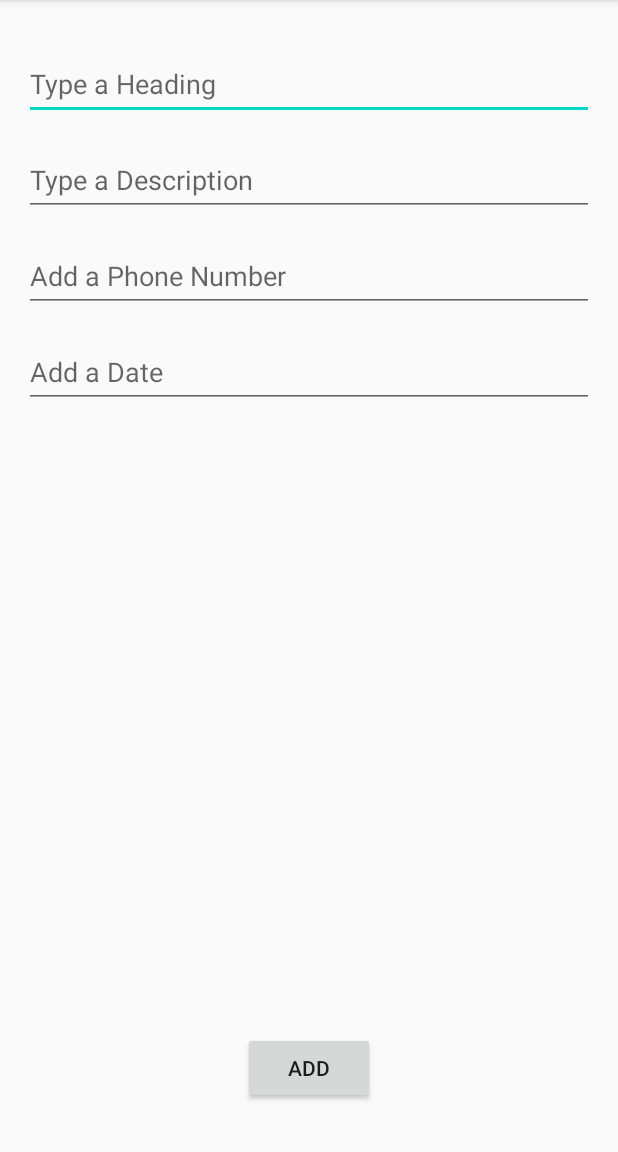
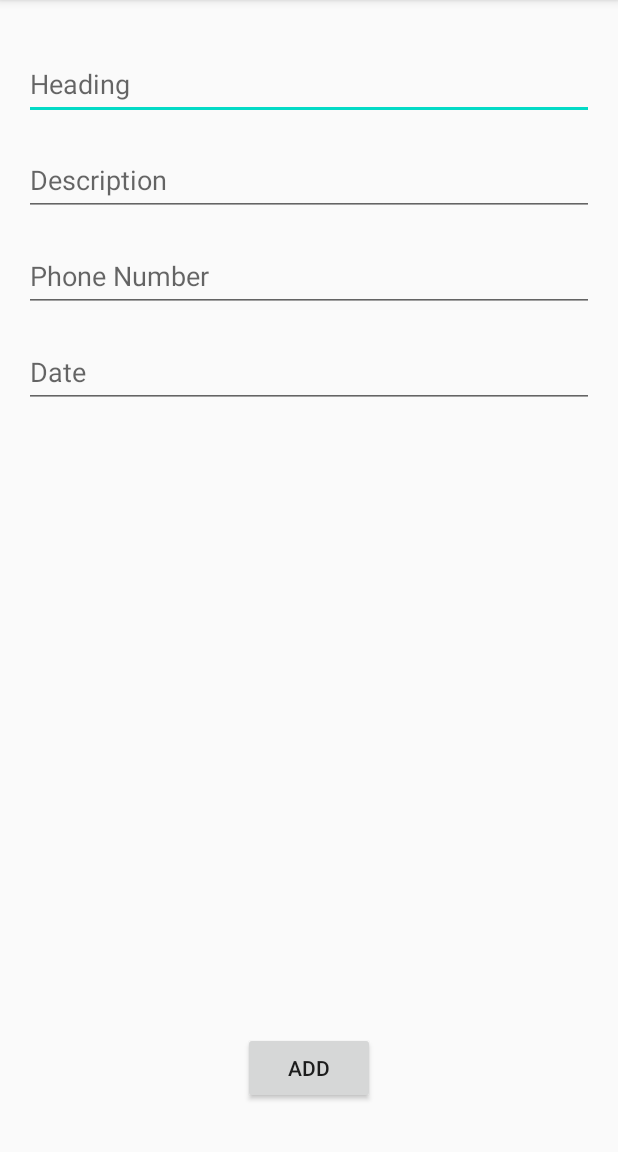
Before and after one commit to peter-hinch/ictprg532-assessment-task2-client, an Android app: the AddActivity screen opened directly, with no data from a screen before it, on a phone screen of 412 x 824 dp, the part 84-1236 px from its top. Run offline under Robolectric (Android 15) with nearby library versions, the phone set to English and light mode, and no system bars.

Commit message:
Remove un-necessary strings.

```diff
--- a/app/src/main/res/values/strings.xml
+++ b/app/src/main/res/values/strings.xml
@@ -67,7 +67,8 @@
         <item>@string/list_button_26</item>
     </string-array>
     <!-- Search Dialog -->
-    <string name="searchDialog_textView_search">Search query</string>
+    <string name="searchDialog_textView_search">Search by Name</string>
+    <string name="searchDialog_editTextHint_search">Name</string>
     <string name="searchDialog_button_search">Search</string>
     <!-- Item View -->
     <string name="itemView_textView_heading">Lorem Ipsum</string>
@@ -75,14 +76,10 @@
     <string name="itemView_textView_phone">0123 456 789</string>
     <string name="itemView_textView_date">16/09/2020</string>
     <!-- Detail Pages Generic -->
-    <string name="detail_editText_heading">Lorem Ipsum</string>
-    <string name="detail_editText_description">Dolor sit amet</string>
-    <string name="detail_editText_phone">0123 456 789</string>
-    <string name="detail_editText_date">16/09/2020</string>
-    <string name="detail_editText_hint_heading">Type a Heading</string>
-    <string name="detail_editText_hint_description">Type a Description</string>
-    <string name="detail_editText_hint_phone">Add a Phone Number</string>
-    <string name="detail_editText_hint_date">Add a Date</string>
+    <string name="detail_editText_hint_heading">Heading</string>
+    <string name="detail_editText_hint_description">Description</string>
+    <string name="detail_editText_hint_phone">Phone Number</string>
+    <string name="detail_editText_hint_date">Date</string>
     <string name="detail_button_back">Back</string>
     <!-- Add / Edit Pages -->
     <string name="add_button_add">Add</string>
```
